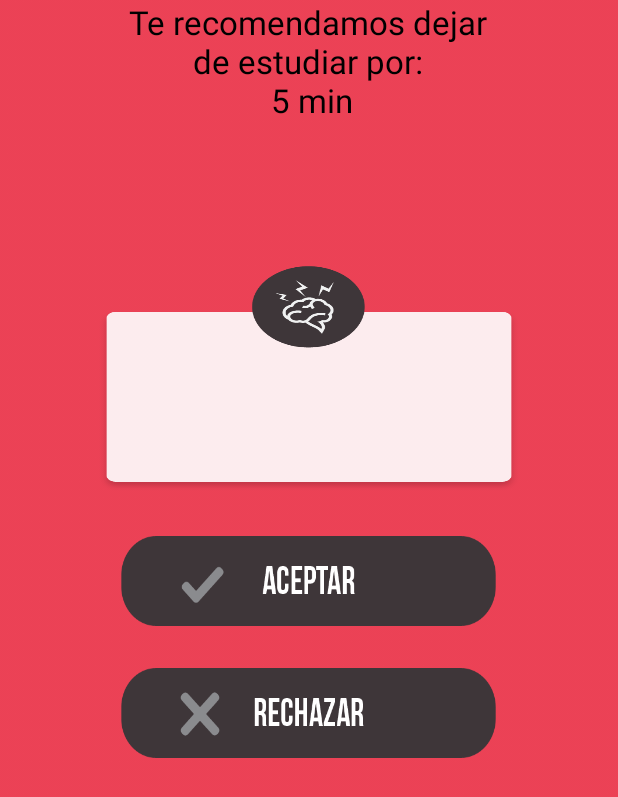
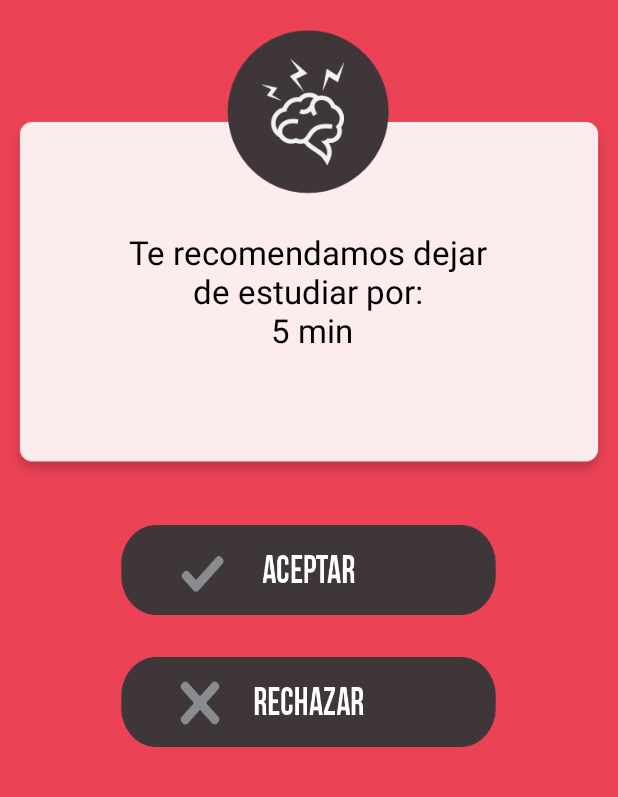
Before and after one commit to jpknap/Android_NeuroMarketing, an Android app: the NotificationReceiverActivity screen opened directly, with no data from a screen before it, on a phone screen of 412 x 824 dp. Shown: the top 797 px of the screen. Run offline under Robolectric (Android 15) with nearby library versions, the phone set to English and light mode, and no system bars.

Commit message:
xml de botones mas los graficos actualizados, falta la fuente original, los testeos y facebook

```diff
--- /dev/null
+++ b/app/src/main/res/drawable-hdpi/boton_aceptar.xml
@@ -0,0 +1,6 @@
+<?xml version="1.0" encoding="utf-8"?>
+<selector xmlns:android="http://schemas.android.com/apk/res/android">
+    <item android:drawable="@drawable/aceptarhit"
+        android:state_pressed="true" />
+    <item android:drawable="@drawable/aceptar" />
+</selector>
--- /dev/null
+++ b/app/src/main/res/drawable-hdpi/boton_grafico.xml
@@ -0,0 +1,6 @@
+<?xml version="1.0" encoding="utf-8"?>
+<selector xmlns:android="http://schemas.android.com/apk/res/android">
+    <item android:drawable="@drawable/vergraficohit"
+        android:state_pressed="true" />
+    <item android:drawable="@drawable/vergrafico" />
+</selector>
--- /dev/null
+++ b/app/src/main/res/drawable-hdpi/boton_iniciar.xml
@@ -0,0 +1,6 @@
+<?xml version="1.0" encoding="utf-8"?>
+<selector xmlns:android="http://schemas.android.com/apk/res/android">
+    <item android:drawable="@drawable/conectarhit"
+        android:state_pressed="true" />
+    <item android:drawable="@drawable/conectar" />
+</selector>
--- /dev/null
+++ b/app/src/main/res/drawable-hdpi/boton_rechazar.xml
@@ -0,0 +1,6 @@
+<?xml version="1.0" encoding="utf-8"?>
+<selector xmlns:android="http://schemas.android.com/apk/res/android">
+    <item android:drawable="@drawable/rechazarhit"
+        android:state_pressed="true" />
+    <item android:drawable="@drawable/rechazar" />
+</selector>
--- a/app/src/main/res/layout/leyendo.xml
+++ b/app/src/main/res/layout/leyendo.xml
@@ -18,8 +18,8 @@
     <ImageView
         android:id="@+id/linea1"
         android:background="@drawable/lineaseparacion"
-        android:layout_width="350dip"
-        android:layout_height="1dip"
+        android:layout_width="350dp"
+        android:layout_height="1dp"
         android:layout_below="@+id/Logo"
         android:layout_marginTop="8dp"
         android:layout_alignLeft="@+id/linea2" />
@@ -38,7 +38,7 @@
         android:layout_marginTop="8dp"
         android:id="@+id/button"
         android:onClick="llamarGrafico"
-        android:background="@drawable/vergrafico"
+        android:background="@drawable/boton_grafico"
         android:clickable="true"
         android:layout_below="@+id/scrollView2"
         android:layout_centerHorizontal="true" />
--- a/app/src/main/res/layout/notificacion.xml
+++ b/app/src/main/res/layout/notificacion.xml
@@ -15,29 +15,27 @@
         android:layout_alignParentLeft="true" />
 
     <ImageView
-        android:layout_width="280dp"
-        android:layout_height="150dp"
+        android:layout_width="400dp"
+        android:layout_height="300dp"
         android:id="@+id/cuadro"
         android:background="@drawable/popup"
         android:layout_alignParentTop="true"
         android:layout_centerHorizontal="true"
-        android:layout_marginTop="177dp" />
+        android:layout_marginTop="20dp" />
 
-
-
-    <ImageView
+    <Button
         android:layout_width="250dp"
         android:layout_height="60dp"
         android:id="@+id/botonaceptar"
         android:onClick="comenzarTimer"
-        android:background="@drawable/aceptar"
+        android:background="@drawable/boton_aceptar"
         android:layout_marginTop="30dp"
         android:layout_below="@+id/cuadro"
         android:layout_centerHorizontal="true" />
-    <ImageView
+    <Button
         android:layout_width="250dp"
         android:layout_height="60dp"
-        android:background="@drawable/rechazar"
+        android:background="@drawable/boton_rechazar"
         android:id="@+id/botonrechazar"
         android:layout_marginTop="28dp"
         android:layout_below="@+id/botonaceptar"
@@ -51,8 +49,9 @@
         android:textColor="#000000"
         android:textSize="10pt"
         android:id="@+id/texto"
-        android:layout_below="@+id/icono"
-        android:layout_alignLeft="@+id/botonaceptar"
-        android:layout_alignRight="@+id/botonaceptar" />
+        android:layout_alignBottom="@+id/cuadro"
+        android:layout_marginBottom="85dp"
+        android:layout_alignRight="@+id/botonaceptar"
+        android:layout_alignLeft="@+id/botonaceptar" />
 
 </RelativeLayout>
```
Also changed, not shown: app/src/main/java/com/test/helloeeg/NotificationReceiverActivity.java (+1 -1 lines), app/src/main/res/layout/main.xml (+12 -5 lines).
